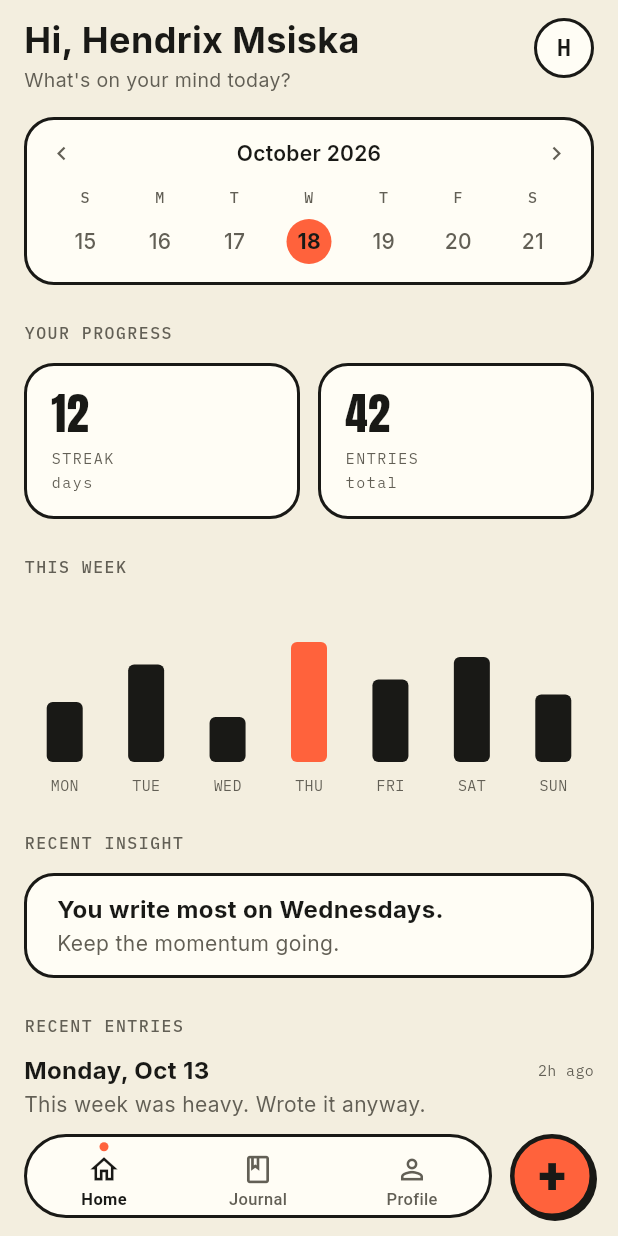
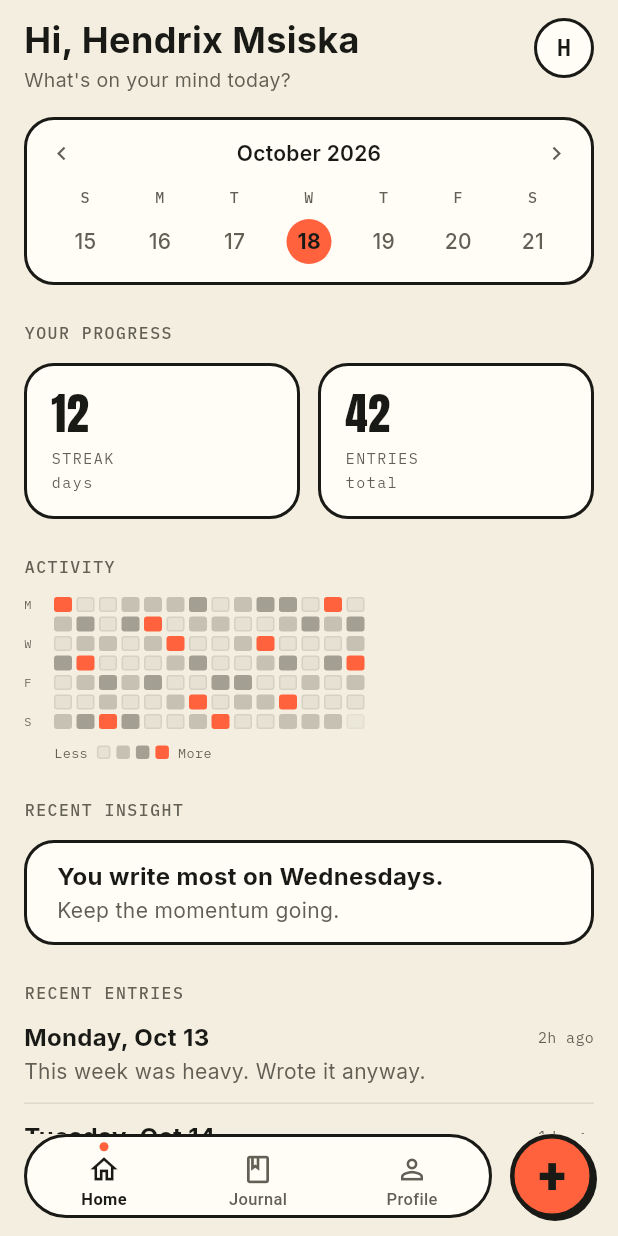
Before and after one commit to Swift2007/Kyou, a Flutter app: the HomeDashboardScreen screen opened directly, on a phone screen of 412 x 824 dp. Run offline on Flutter 3.47's test engine with Material 3 defaults, Android fonts, the phone set to English and light mode, and no system bars; our stand-ins replace dio, flutter_riverpod, flutter_svg, go_router, google_fonts, google_sign_in and 1 more; accounts and stored records are empty.

Commit message:
Added proper insigt a tracker

```diff
--- a/frontend/lib/features/home/home_dashboard_screen.dart
+++ b/frontend/lib/features/home/home_dashboard_screen.dart
@@ -1,5 +1,5 @@
 // Responsibility: Home screen — progress hub (OpenPencil Home UI base)
-// with key insights surfaced: stats, weekly activity, and recent insight.
+// with key insights surfaced: stats, daily activity, and recent insight.
 import 'package:flutter/material.dart';
 import 'package:flutter_riverpod/flutter_riverpod.dart';
 
@@ -7,7 +7,7 @@ import '../../core/theme.dart';
 import '../../core/widgets/app_bottom_dock.dart';
 import '../insights/widgets/insight_row.dart';
 import '../insights/widgets/insights_stats_row.dart';
-import '../insights/widgets/weekly_chart.dart';
+import 'widgets/home_activity_grid.dart';
 import 'widgets/home_app_bar.dart';
 import 'widgets/home_calendar_card.dart';
 import 'widgets/home_recent_entries.dart';
@@ -53,9 +53,9 @@ class HomeDashboardScreen extends ConsumerWidget {
                 ],
               ),
               SizedBox(height: 24),
-              _SectionLabel('THIS WEEK'),
+              _SectionLabel('ACTIVITY'),
               SizedBox(height: 12),
-              WeeklyChart(),
+              HomeActivityGrid(),
               SizedBox(height: 24),
               _SectionLabel('RECENT INSIGHT'),
               SizedBox(height: 12),
--- /dev/null
+++ b/frontend/lib/features/home/widgets/home_activity_grid.dart
@@ -0,0 +1,177 @@
+// Responsibility: Compact daily activity grid (GitHub contribution-style)
+// for Home progress section. Date-continuous window ending today.
+import 'package:flutter/material.dart';
+
+import '../../../core/theme.dart';
+
+class HomeActivityGrid extends StatelessWidget {
+  final DateTime? today;
+  const HomeActivityGrid({super.key, this.today});
+
+  // 7 rows: Mon (top) -> Sun (bottom)
+  static const List<String> _dayLabels = ['M', '', 'W', '', 'F', '', 'S'];
+
+  DateTime _dateOnly(DateTime d) => DateTime(d.year, d.month, d.day);
+
+  // Monday-start of week for [d].
+  DateTime _startOfWeek(DateTime d) {
+    final date = _dateOnly(d);
+    return date.subtract(Duration(days: date.weekday - DateTime.monday));
+  }
+
+  // Deterministic sample activity for past days (placeholder until real data).
+  int _sampleLevel(DateTime day) {
+    final n = day.year * 10000 + day.month * 100 + day.day;
+    final v = (n * 1103515245 + 12345) & 0x7fffffff;
+    final mod = v % 10;
+    if (mod <= 3) return 0;
+    if (mod <= 6) return 1;
+    if (mod <= 8) return 2;
+    return 3;
+  }
+
+  Color _colorFor(int level, {required bool isFuture}) {
+    if (isFuture) return AppColors.ink.withValues(alpha: 0.03);
+    switch (level) {
+      case 1:
+        return AppColors.rule;
+      case 2:
+        return AppColors.muted.withValues(alpha: 0.55);
+      case 3:
+        return AppColors.accent;
+      default:
+        return AppColors.ink.withValues(alpha: 0.06);
+    }
+  }
+
+  @override
+  Widget build(BuildContext context) {
+    final now = _dateOnly(today ?? DateTime.now());
+    const weekCount = 14;
+    final endWeekStart = _startOfWeek(now);
+    final start = endWeekStart.subtract(const Duration(days: 7 * (weekCount - 1)));
+
+    // weeks[c][r] -> DateTime for column c (oldest->newest), row r (Mon->Sun)
+    final weeks = List.generate(weekCount, (c) {
+      final weekStart = start.add(Duration(days: 7 * c));
+      return List.generate(7, (r) => weekStart.add(Duration(days: r)));
+    });
+
+    return Column(
+      crossAxisAlignment: CrossAxisAlignment.start,
+      children: [
+        Row(
+          crossAxisAlignment: CrossAxisAlignment.start,
+          children: [
+            Column(
+              children: List.generate(7, (i) {
+                return Container(
+                  width: 14,
+                  height: 10,
+                  margin: const EdgeInsets.only(bottom: 3),
+                  alignment: Alignment.centerLeft,
+                  child: Text(
+                    _dayLabels[i],
+                    style: const TextStyle(
+                      fontFamily: 'IBM Plex Mono',
+                      fontSize: 8,
+                      fontWeight: FontWeight.w400,
+                      color: AppColors.muted,
+                      height: 1,
+                    ),
+                  ),
+                );
+              }),
+            ),
+            const SizedBox(width: 6),
+            Expanded(
+              child: LayoutBuilder(
+                builder: (context, constraints) {
+                  final cols = weeks.length;
+                  const gap = 3.0;
+                  final cell = ((constraints.maxWidth - gap * (cols - 1)) / cols)
+                      .clamp(6.0, 12.0);
+                  return Row(
+                    crossAxisAlignment: CrossAxisAlignment.start,
+                    children: List.generate(cols, (c) {
+                      return Padding(
+                        padding: EdgeInsets.only(right: c == cols - 1 ? 0 : gap),
+                        child: Column(
+                          children: List.generate(7, (r) {
+                            final day = weeks[c][r];
+                            final isFuture = day.isAfter(now);
+                            final level = isFuture ? 0 : _sampleLevel(day);
+                            return Container(
+                              width: cell,
+                              height: 10,
+                              margin: const EdgeInsets.only(bottom: 3),
+                              decoration: BoxDecoration(
+                                color: _colorFor(level, isFuture: isFuture),
+                                borderRadius: BorderRadius.circular(2),
+                                border: (level == 0)
+                                    ? Border.all(
+                                        color: AppColors.ink.withValues(
+                                          alpha: isFuture ? 0.04 : 0.08,
+                                        ),
+                                        width: 1,
+                                      )
+                                    : null,
+                              ),
+                            );
+                          }),
+                        ),
+                      );
+                    }),
+                  );
+                },
+              ),
+            ),
+          ],
+        ),
+        const SizedBox(height: 6),
+        Row(
+          children: [
+            const SizedBox(width: 20),
+            const Text(
+              'Less',
+              style: TextStyle(
+                fontFamily: 'IBM Plex Mono',
+                fontSize: 9,
+                fontWeight: FontWeight.w400,
+                color: AppColors.muted,
+              ),
+            ),
+            const SizedBox(width: 4),
+            for (final level in [0, 1, 2, 3]) ...[
+              Container(
+                width: 9,
+                height: 9,
+                margin: const EdgeInsets.symmetric(horizontal: 2),
+                decoration: BoxDecoration(
+                  color: _colorFor(level, isFuture: false),
+                  borderRadius: BorderRadius.circular(2),
+                  border: level == 0
+                      ? Border.all(
+                          color: AppColors.ink.withValues(alpha: 0.08),
+                          width: 1,
+                        )
+                      : null,
+                ),
+              ),
+            ],
+            const SizedBox(width: 4),
+            const Text(
+              'More',
+              style: TextStyle(
+                fontFamily: 'IBM Plex Mono',
+                fontSize: 9,
+                fontWeight: FontWeight.w400,
+                color: AppColors.muted,
+              ),
+            ),
+          ],
+        ),
+      ],
+    );
+  }
+}
```
